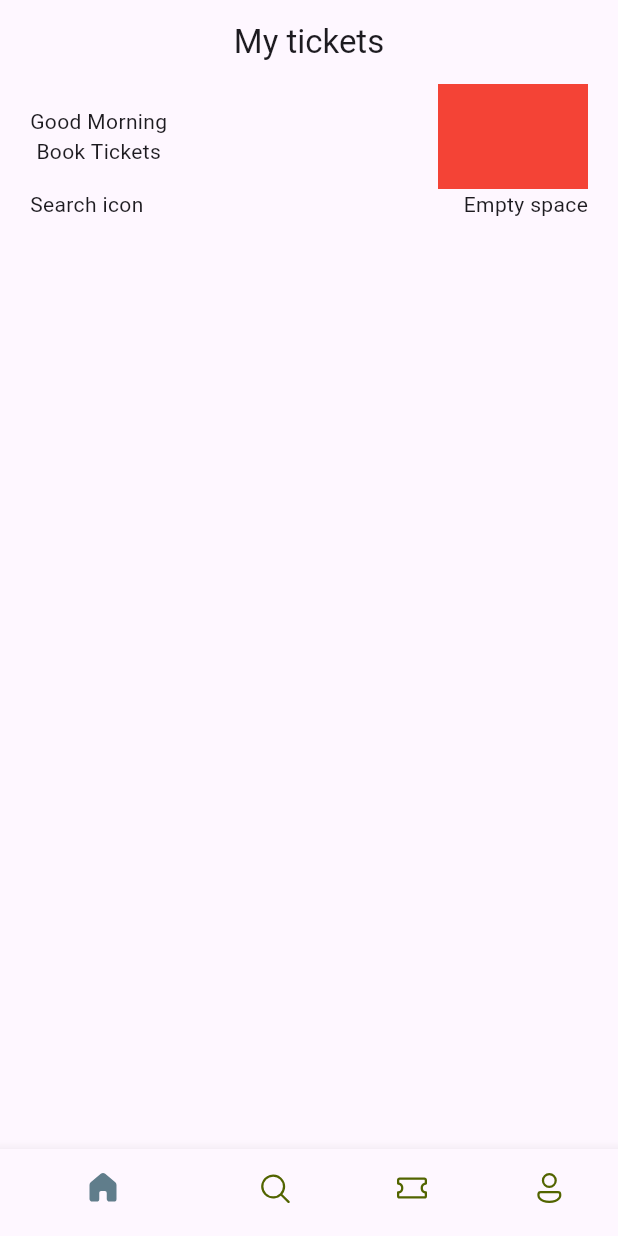
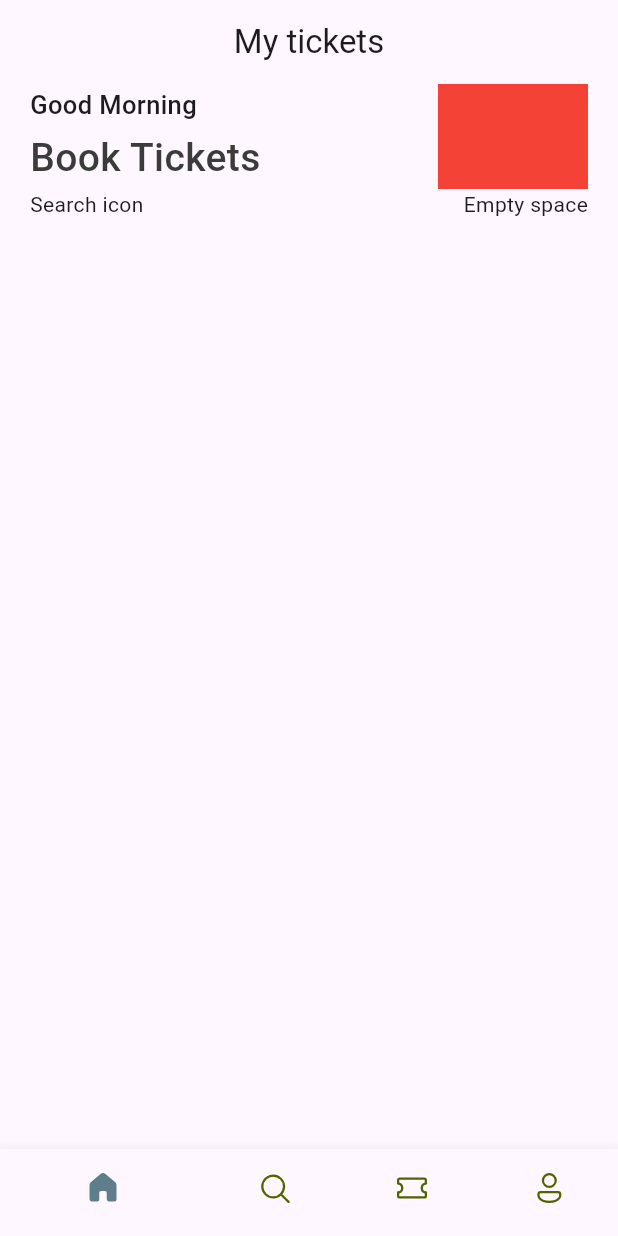
Before and after one commit to roystonmoraes/ticket-app, a Flutter app: the screen it shows after launch, on a phone screen of 412 x 824 dp. Run offline on Flutter 3.47's test engine with Material 3 defaults, Android fonts, the phone set to English and light mode, and no system bars; our stand-ins replace fluentui_icons.

Commit message:
Added new global file for const

```diff
--- /dev/null
+++ b/lib/base/res/styles/app_styles.dart
@@ -0,0 +1,19 @@
+import 'package:flutter/material.dart';
+
+Color primary = const Color(0xFF687DAF);
+
+class AppStyles {
+  static Color primaryColor = primary;
+  static Color textColor = const Color(0xFF3B3B3B);
+
+  static TextStyle headLineStyle1 = TextStyle(
+    fontSize: 26,
+    fontWeight: FontWeight.w500,
+    color: textColor,
+  );
+
+  static TextStyle headLineStyle3 = const TextStyle(
+    fontSize: 17,
+    fontWeight: FontWeight.w500,
+  );
+}
--- a/lib/screens/home_screen.dart
+++ b/lib/screens/home_screen.dart
@@ -1,4 +1,5 @@
 import 'package:flutter/material.dart';
+import 'package:ticket_app/base/res/styles/app_styles.dart';
 
 class HomeScreen extends StatelessWidget {
   const HomeScreen({super.key});
@@ -16,7 +17,12 @@ class HomeScreen extends StatelessWidget {
                   mainAxisAlignment: MainAxisAlignment.spaceBetween,
                   children: [
                     Column(
-                      children: [Text("Good Morning"), Text("Book Tickets")],
+                      crossAxisAlignment: CrossAxisAlignment.start,
+                      children: [
+                        Text("Good Morning", style: AppStyles.headLineStyle3),
+                        SizedBox(height: 5),
+                        Text("Book Tickets", style: AppStyles.headLineStyle1),
+                      ],
                     ),
                     Container(width: 100, height: 70, color: Colors.red),
                   ],
```
